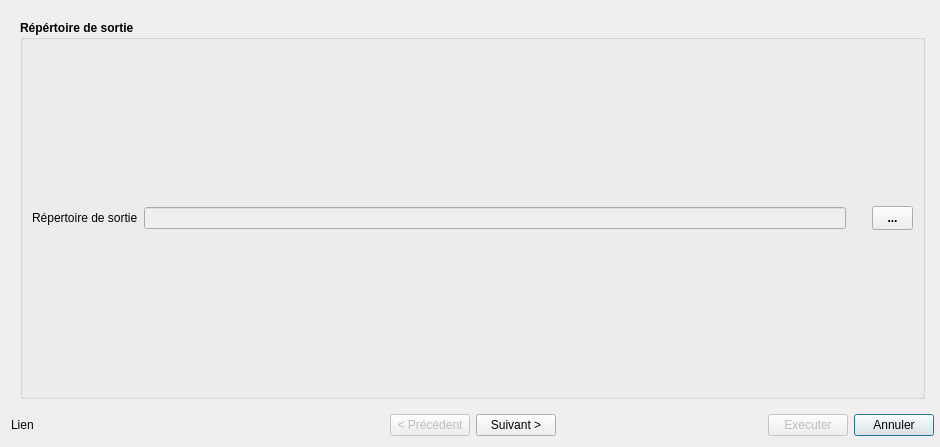
Old version of the form fullmce_dialog_base.ui in the repository TeamSaGeo/fullmce.
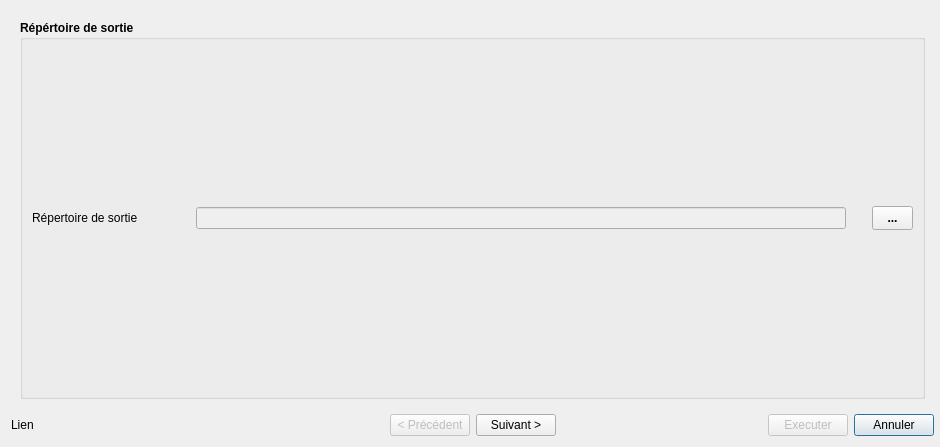
New version of the form. The open tabs and pages were chosen to show the change.

Diff of the .ui file:
```diff
--- a/fullmce_dialog_base.ui
+++ b/fullmce_dialog_base.ui
@@ -413,7 +413,7 @@
           <string>Répértoire de sortie</string>
          </property>
          <layout class="QGridLayout" name="gridLayout_21">
-          <item row="2" column="2">
+          <item row="2" column="3">
            <spacer name="verticalSpacer_4">
             <property name="orientation">
              <enum>Qt::Vertical</enum>
@@ -426,7 +426,7 @@
             </property>
            </spacer>
           </item>
-          <item row="0" column="3">
+          <item row="0" column="4">
            <spacer name="verticalSpacer_3">
             <property name="orientation">
              <enum>Qt::Vertical</enum>
@@ -439,7 +439,7 @@
             </property>
            </spacer>
           </item>
-          <item row="1" column="4">
+          <item row="1" column="5">
            <widget class="QToolButton" name="BT_OUTPUT">
             <property name="minimumSize">
              <size>
@@ -452,11 +452,20 @@
             </property>
            </widget>
           </item>
-          <item row="1" column="2">
+          <item row="1" column="3">
            <widget class="QLineEdit" name="LE_OUTPUT_DIR">
             <property name="enabled">
              <bool>false</bool>
             </property>
+            <property name="minimumSize">
+             <size>
+              <width>650</width>
+              <height>0</height>
+             </size>
+            </property>
+            <property name="styleSheet">
+             <string notr="true">color: black;</string>
+            </property>
            </widget>
           </item>
           <item row="1" column="0" colspan="2">
@@ -472,6 +481,19 @@
             </property>
            </widget>
           </item>
+          <item row="1" column="2">
+           <spacer name="horizontalSpacer_6">
+            <property name="orientation">
+             <enum>Qt::Horizontal</enum>
+            </property>
+            <property name="sizeHint" stdset="0">
+             <size>
+              <width>40</width>
+              <height>20</height>
+             </size>
+            </property>
+           </spacer>
+          </item>
          </layout>
         </widget>
        </item>
```
